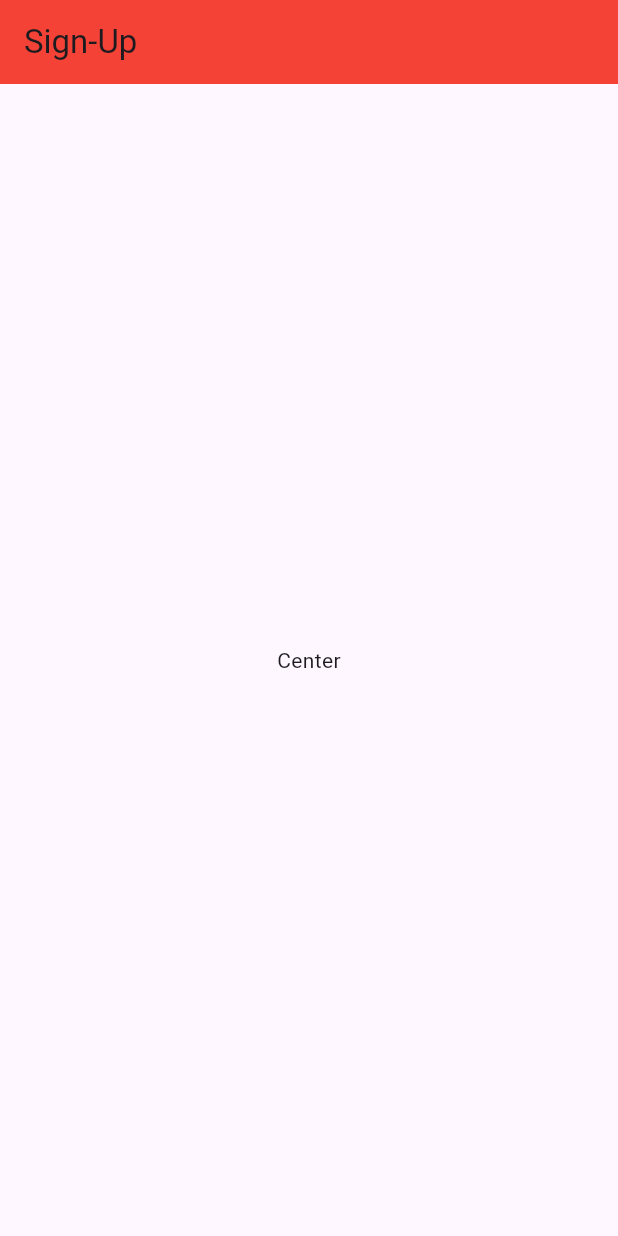
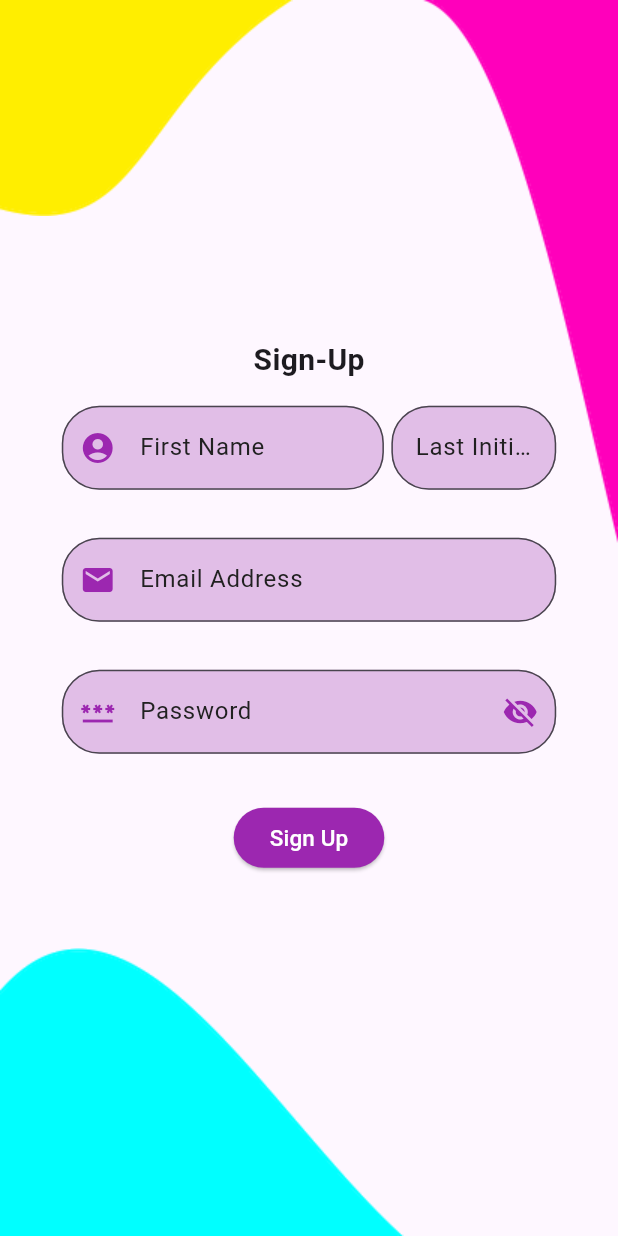
Before and after one commit to iHeroGH/EmoTunes, a Flutter app: the screen it shows after launch, on a phone screen of 412 x 824 dp. Run offline on Flutter 3.47's test engine with Material 3 defaults, Android fonts, the phone set to English and light mode, and no system bars.

Commit message:
layout fields and buttons on sign-up page

```diff
--- /dev/null
+++ b/lib/background.dart
@@ -0,0 +1,41 @@
+import 'package:flutter/material.dart';
+
+class Background extends StatelessWidget{
+  final Widget child;
+  const Background({super.key, required this.child});
+
+  @override
+  Widget build(BuildContext context) {
+    return Scaffold(
+      resizeToAvoidBottomInset: false,
+      body: SizedBox(
+        width: double.infinity,
+        height: MediaQuery.of(context).size.height,
+        child: Stack(
+          alignment: Alignment.center,
+          children: <Widget>[
+            Positioned(
+              top: 0, left: 0,
+              child: Image.asset(
+                "assets/topleft.png"
+              )
+            ),
+            Positioned(
+              top: 0, right: 0,
+              child: Image.asset(
+                "assets/topright.png"
+              )
+            ),
+            Positioned(
+              bottom: 0, left: 0,
+              child: Image.asset(
+                "assets/botleft.png"
+              )
+            ),
+            child
+          ]
+        )
+      )
+    );
+  }
+}
--- /dev/null
+++ b/lib/constants.dart
@@ -0,0 +1,8 @@
+import 'package:flutter/material.dart';
+
+const double inputFieldRounding = 25.0;
+const double dPadding = 16.0;
+
+const primaryColor = Colors.purple;
+const primaryLightColor = Color.fromRGBO(225, 190, 231, 1);
+const textColor = Color.fromRGBO(33, 33, 33, 1);
--- /dev/null
+++ b/lib/custom_input_field.dart
@@ -0,0 +1,65 @@
+import 'package:emotunes/constants.dart';
+import 'package:flutter/material.dart';
+
+class CustomInputField extends StatefulWidget {
+  final String hintText;
+  final IconData? preIcon;
+  final IconData? postIcon;
+  final IconData? postIconOpt;
+  final int maxLength;
+  final bool visibility;
+
+  const CustomInputField({
+    super.key,
+    required this.hintText,
+    this.preIcon,
+    this.postIcon,
+    this.postIconOpt,
+    this.maxLength = 100,
+    this.visibility = true,
+  });
+
+  @override
+  _CustomInputFieldState createState() => _CustomInputFieldState();
+}
+
+class _CustomInputFieldState extends State<CustomInputField> {
+  bool _isVisible = true;
+  int _maxLength = 100;
+
+  @override
+  void initState() {
+    _isVisible = widget.visibility;
+    _maxLength = widget.maxLength;
+    super.initState();
+  }
+
+  @override
+  Widget build(BuildContext context) {
+    return TextField(
+      obscureText: !_isVisible,
+      maxLength: _maxLength,
+      decoration: InputDecoration(
+        border: OutlineInputBorder(borderRadius: BorderRadius.circular(inputFieldRounding)),
+        filled: true,
+        counterText: "",
+        prefixIcon: widget.preIcon != null ? Icon(widget.preIcon, color: primaryColor) : null,
+        suffixIcon: widget.postIcon != null
+            ? IconButton(
+                icon: _isVisible ?
+                  Icon(widget.postIcon, color: primaryColor)
+                  : Icon(widget.postIconOpt, color: primaryColor),
+                onPressed: () {
+                  setState(() {
+                    _isVisible = !_isVisible;
+                  });
+                },
+              )
+            : null,
+        hintStyle: const TextStyle(color: textColor),
+        hintText: widget.hintText,
+        fillColor: primaryLightColor,
+      ),
+    );
+  }
+}
--- a/lib/sign_up.dart
+++ b/lib/sign_up.dart
@@ -1,4 +1,7 @@
+import 'package:emotunes/constants.dart';
 import 'package:flutter/material.dart';
+import 'background.dart';
+import 'custom_input_field.dart';
 
 class SignUpPage extends StatefulWidget {
   const SignUpPage({super.key});
@@ -10,17 +13,101 @@ class SignUpPage extends StatefulWidget {
 class _SignUpState extends State<SignUpPage>{
 
   @override
-  Widget build(BuildContext ctx) {
+  Widget build(BuildContext context) {
+    Size size = MediaQuery.of(context).size;
+
     return Scaffold(
-      appBar: AppBar(
-          backgroundColor: Colors.red,
-          title: const Text("Sign-Up"),
-      ),
-
-      body: const Center(
-        child: Text("Center")
+      body: Background(
+        child: Column(
+          mainAxisAlignment: MainAxisAlignment.center,
+          children: <Widget>[
+            const Text(
+              "Sign-Up",
+              style: TextStyle(
+                fontSize: 20,
+                fontWeight: FontWeight.bold
+              )
+            ),
+            SizedBox(
+              width: size.width * 0.8,
+              child: SignUpForm()
+            )
+          ]
+        )
       )
-
     );
   }
 }
+
+class SignUpForm extends StatelessWidget {
+  const SignUpForm({Key? key});
+
+  @override
+  Widget build(BuildContext context) {
+    Size size = MediaQuery.of(context).size;
+
+    return Form(
+      child: SizedBox(
+        width: double.infinity,
+        child: Column(
+          children: [
+            Row(
+              children: [
+                Expanded(
+                  flex: 2,
+                  child: Padding(
+                    padding: const EdgeInsets.only(top: dPadding, bottom: dPadding, right: 5),
+                    child: CustomInputField(
+                      hintText: "First Name",
+                      preIcon: Icons.account_circle
+                    ),
+                  ),
+                ),
+                Expanded(
+                  flex: 1,
+                  child: Padding(
+                    padding: const EdgeInsets.only(top: dPadding, bottom: dPadding),
+                    child: CustomInputField(hintText: "Last Initial", maxLength: 1),
+                  ),
+                ),
+              ],
+            ),
+            Padding(
+              padding: const EdgeInsets.symmetric(vertical: dPadding),
+              child: CustomInputField(
+                preIcon: Icons.email,
+                hintText: "Email Address",
+              ),
+            ),
+            Padding(
+              padding: const EdgeInsets.symmetric(vertical: dPadding),
+              child: CustomInputField(
+                preIcon: Icons.password,
+                postIcon: Icons.visibility,
+                postIconOpt: Icons.visibility_off,
+                hintText: "Password",
+                visibility: false,
+              ),
+            ),
+            Padding(
+              padding: const EdgeInsets.symmetric(vertical: dPadding),
+              child: ElevatedButton(
+                onPressed: () {},
+                style: ElevatedButton.styleFrom(
+                  backgroundColor: primaryColor,
+                ),
+                child: const Text(
+                  "Sign Up",
+                  style: TextStyle(
+                    fontSize: 15,
+                    color: Colors.white,
+                  ),
+                ),
+              ),
+            ),
+          ],
+        ),
+      ),
+    );
+  }
+}
```
Also changed, not shown: pubspec.yaml (+4 -3 lines), assets/botleft.png (added), assets/topleft.png (added), assets/topright.png (added), 1 other file.
